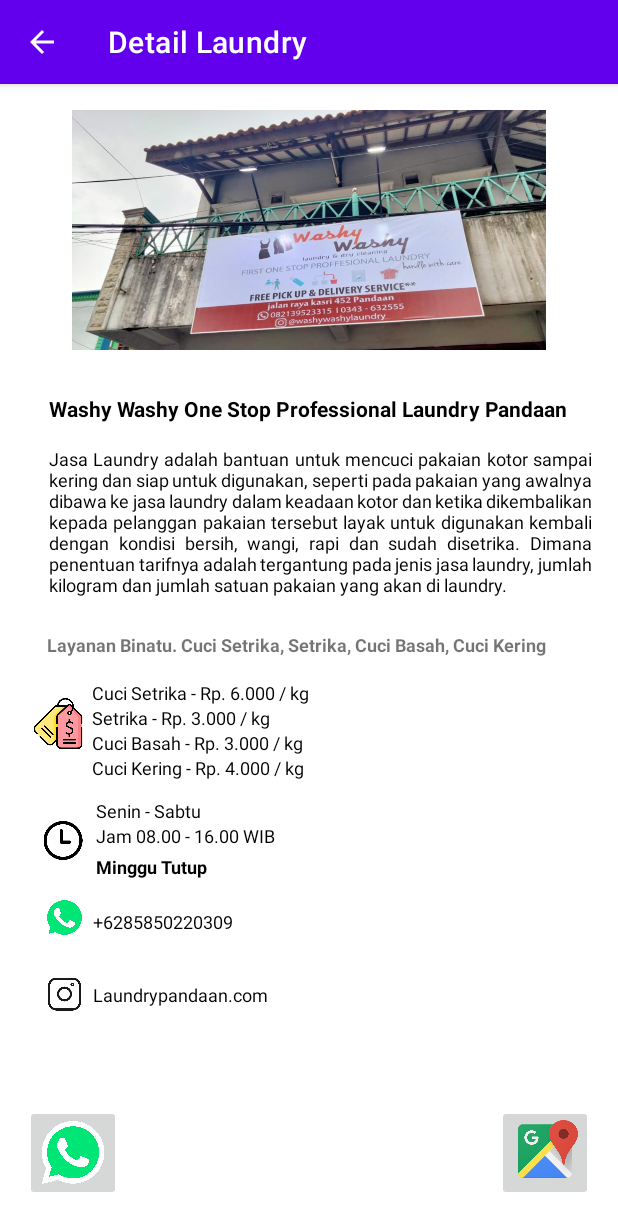
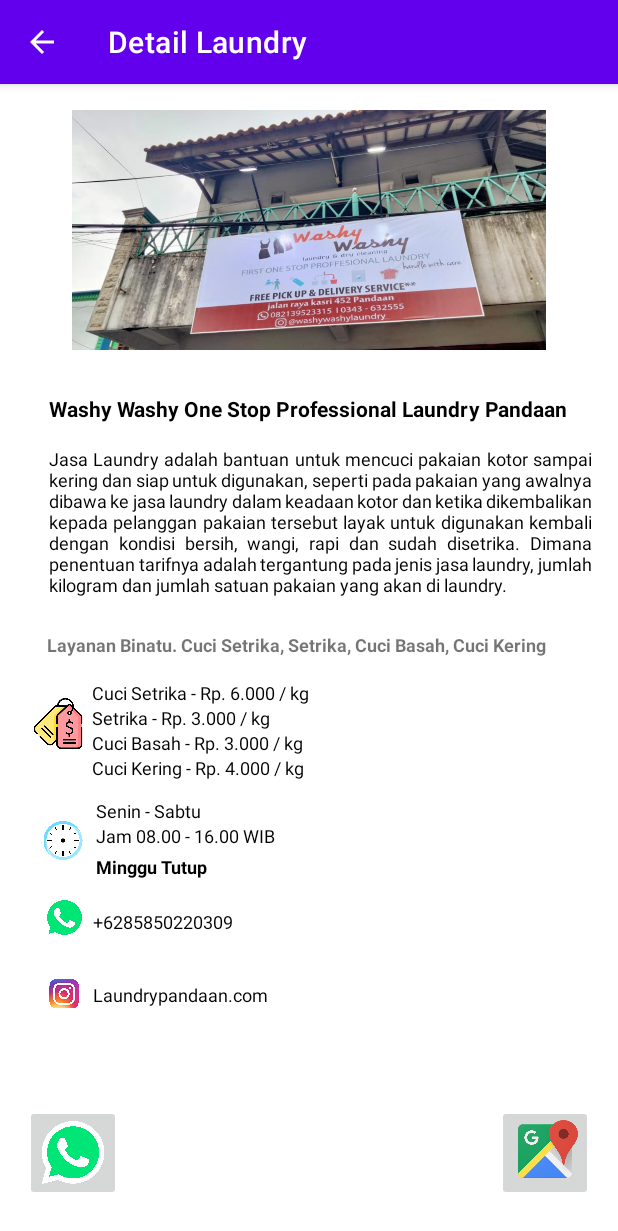
Before and after one commit to titiknk/Laundry-App, an Android app: the screen it shows after launch (Detail), after a tap on "Washy Washy One Stop Professional Laundr", on a phone screen of 412 x 824 dp. Shown: the top 1231 px of the screen. Run offline under Robolectric (Android 15) with nearby library versions, the phone set to English and light mode, and no system bars.

```diff
--- a/app/src/main/res/layout/activity_detail.xml
+++ b/app/src/main/res/layout/activity_detail.xml
@@ -142,7 +142,7 @@
         android:layout_marginTop="48dp"
         app:layout_constraintStart_toStartOf="parent"
         app:layout_constraintTop_toBottomOf="@+id/imageView"
-        app:srcCompat="@drawable/bg_jam" />
+        app:srcCompat="@drawable/bg_jammm" />
 
     <TextView
         android:id="@+id/detailText7"
@@ -210,7 +210,7 @@
         android:layout_marginTop="24dp"
         app:layout_constraintStart_toStartOf="parent"
         app:layout_constraintTop_toBottomOf="@+id/imageView3"
-        app:srcCompat="@drawable/bg_ig" />
+        app:srcCompat="@drawable/bg_insta" />
 
     <TextView
         android:id="@+id/igtext"
```
Also changed, not shown: app/src/main/res/drawable/bg_insta.png (added), app/src/main/res/drawable/bg_jammm.png (added).
